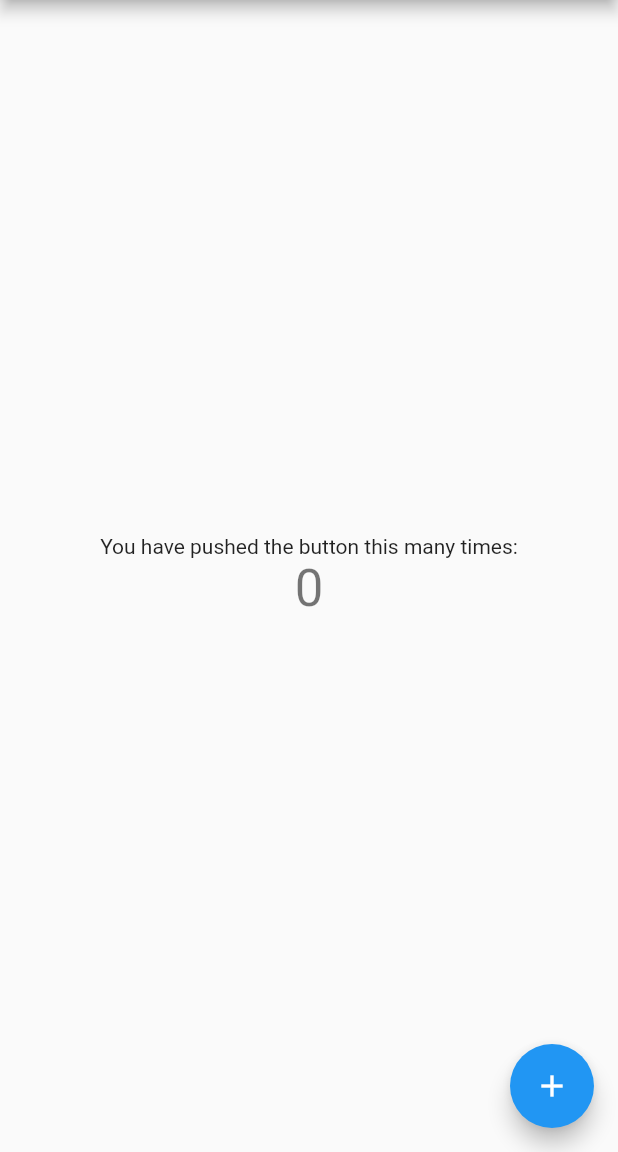
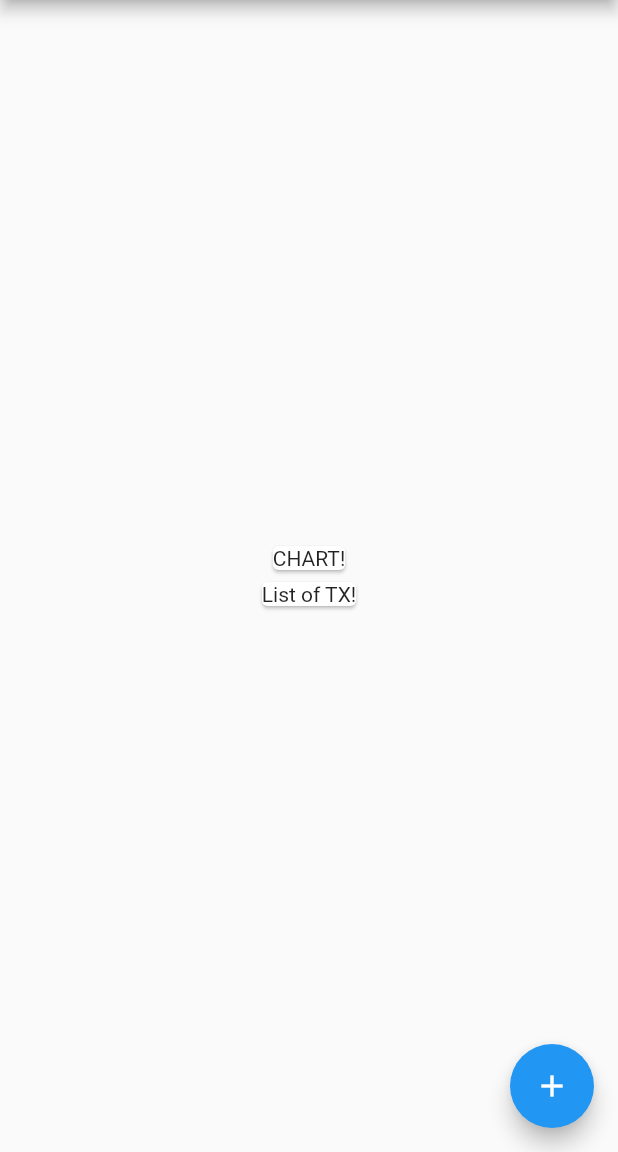
Before and after one commit to haidangngoc/expenses_planner, a Flutter app: the screen it shows after launch, on a phone screen of 412 x 824 dp, the part 84-1236 px from its top. Run offline on Flutter 3.47's test engine with Material 2 defaults, Android fonts, the phone set to English and light mode, and no system bars.

Commit message:
Add Card widgets

```diff
--- a/lib/main.dart
+++ b/lib/main.dart
@@ -102,12 +102,11 @@ class _MyHomePageState extends State<MyHomePage> {
           // horizontal).
           mainAxisAlignment: MainAxisAlignment.center,
           children: <Widget>[
-            Text(
-              'You have pushed the button this many times:',
+            Card(
+              child: Text('CHART!'),
             ),
-            Text(
-              '$_counter',
-              style: Theme.of(context).textTheme.headline4,
+            Card(
+              child: Text('List of TX!'),
             ),
           ],
         ),
```
